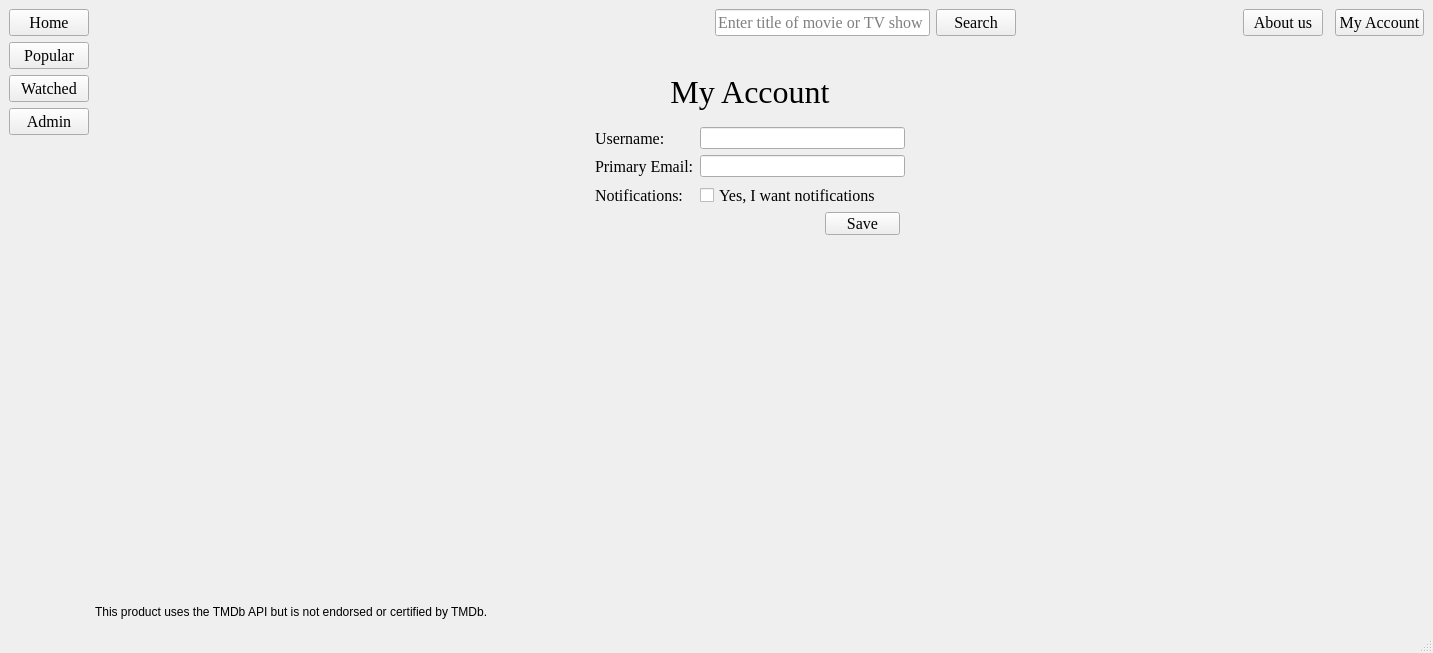
Old version of the form PlotTalk/Forms/dashboard.ui in the repository allanhaywood/CS441.
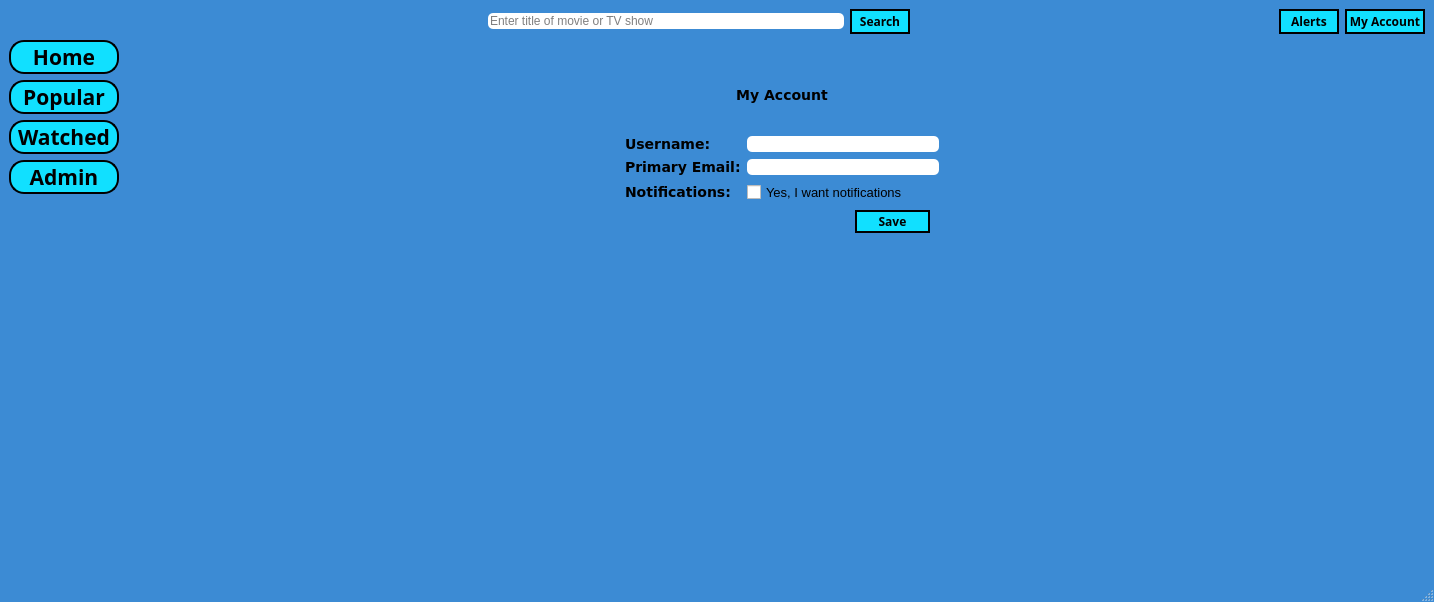
New version of the form. The open tabs and pages were chosen to show the change. Icons and pictures are not drawn.

The edit to the form file:
```diff
--- a/PlotTalk/Forms/dashboard.ui
+++ b/PlotTalk/Forms/dashboard.ui
@@ -6,161 +6,80 @@
    <rect>
     <x>0</x>
     <y>0</y>
-    <width>1433</width>
-    <height>653</height>
+    <width>1434</width>
+    <height>602</height>
    </rect>
   </property>
   <property name="windowTitle">
-   <string>PlotTalk</string>
+   <string>Plot Talk</string>
+  </property>
+  <property name="styleSheet">
+   <string notr="true">#Dashboard {
+/* background: rgb(140, 225, 255) */
+background: rgb(60, 139, 212)
+}
+
+#centralWidget {
+background: rgb(60, 139, 212)
+}
+
+
+QPushButton {
+background-color: rgb(17, 224, 255);
+border-style: solid;
+border-width: 1.5px;
+border-radius: 15px;
+border-color: black;
+font-family: tahoma;
+font: bold, 20px;
+color: black;
+padding: 0px;
+text-align: center;
+}
+
+QPushButton:hover {
+background-color: rgb(235, 247, 255)
+}
+
+QPlainTextEdit {
+background-color: white;
+border-color: rgb(149, 255, 247);
+border-radius: 5px;
+font-family: tahoma;
+}
+
+QLineEdit {
+background-color: white;
+border-color: rgb(149, 255, 247);
+border-radius: 5px;
+font-family: tahoma;
+font-size: 12px;
+}
+
+QLabel {
+font-family: verdana;
+font: bold;
+font-size: 14px;
+}
+
+QCheckBox {
+font-family: tahoma;
+font-size: 13px;
+}
+
+QListView {
+background-color: rgb(217, 217, 217)
+}
+
+QListWidget {
+background-color: rgb(217, 217, 217)
+}</string>
   </property>
   <widget class="QWidget" name="centralwidget">
    <layout class="QHBoxLayout" name="horizontalLayout">
     <item>
      <layout class="QGridLayout" name="gridLayout">
-      <item row="0" column="3">
-       <widget class="QLineEdit" name="searchBar">
-        <property name="font">
-         <font>
-          <family>Georgia</family>
-          <pointsize>12</pointsize>
-         </font>
-        </property>
-        <property name="placeholderText">
-         <string>Enter title of movie or TV show</string>
-        </property>
-       </widget>
-      </item>
-      <item row="0" column="1">
-       <spacer name="horizontalSpacer">
-        <property name="orientation">
-         <enum>Qt::Horizontal</enum>
-        </property>
-        <property name="sizeHint" stdset="0">
-         <size>
-          <width>40</width>
-          <height>20</height>
-         </size>
-        </property>
-       </spacer>
-      </item>
-      <item row="0" column="0">
-       <widget class="QPushButton" name="homeButton">
-        <property name="font">
-         <font>
-          <family>Georgia</family>
-          <pointsize>12</pointsize>
-         </font>
-        </property>
-        <property name="text">
-         <string>Home</string>
-        </property>
-       </widget>
-      </item>
-      <item row="0" column="8">
-       <widget class="QPushButton" name="myAccountButton">
-        <property name="font">
-         <font>
-          <family>Georgia</family>
-          <pointsize>12</pointsize>
-         </font>
-        </property>
-        <property name="text">
-         <string>My Account</string>
-        </property>
-       </widget>
-      </item>
-      <item row="0" column="6">
-       <widget class="QPushButton" name="AboutButton">
-        <property name="font">
-         <font>
-          <family>Georgia</family>
-          <pointsize>12</pointsize>
-         </font>
-        </property>
-        <property name="text">
-         <string>About us</string>
-        </property>
-       </widget>
-      </item>
-      <item row="2" column="0">
-       <widget class="QPushButton" name="popularButton">
-        <property name="font">
-         <font>
-          <family>Georgia</family>
-          <pointsize>12</pointsize>
-         </font>
-        </property>
-        <property name="text">
-         <string>Popular</string>
-        </property>
-       </widget>
-      </item>
-      <item row="0" column="2">
-       <spacer name="horizontalSpacer_3">
-        <property name="orientation">
-         <enum>Qt::Horizontal</enum>
-        </property>
-        <property name="sizeHint" stdset="0">
-         <size>
-          <width>40</width>
-          <height>20</height>
-         </size>
-        </property>
-       </spacer>
-      </item>
-      <item row="0" column="5">
-       <spacer name="horizontalSpacer_2">
-        <property name="orientation">
-         <enum>Qt::Horizontal</enum>
-        </property>
-        <property name="sizeHint" stdset="0">
-         <size>
-          <width>40</width>
-          <height>20</height>
-         </size>
-        </property>
-       </spacer>
-      </item>
-      <item row="0" column="4">
-       <widget class="QPushButton" name="searchButton">
-        <property name="font">
-         <font>
-          <family>Georgia</family>
-          <pointsize>12</pointsize>
-         </font>
-        </property>
-        <property name="text">
-         <string>Search</string>
-        </property>
-       </widget>
-      </item>
-      <item row="3" column="0">
-       <widget class="QPushButton" name="watchedButton">
-        <property name="font">
-         <font>
-          <family>Georgia</family>
-          <pointsize>12</pointsize>
-         </font>
-        </property>
-        <property name="text">
-         <string>Watched</string>
-        </property>
-       </widget>
-      </item>
-      <item row="4" column="0">
-       <widget class="QPushButton" name="adminButton">
-        <property name="font">
-         <font>
-          <family>Georgia</family>
-          <pointsize>12</pointsize>
-         </font>
-        </property>
-        <property name="text">
-         <string>Admin</string>
-        </property>
-       </widget>
-      </item>
-      <item row="2" column="1" rowspan="6" colspan="8">
+      <item row="2" column="1" rowspan="8" colspan="7">
        <widget class="QStackedWidget" name="stackedWidget">
         <property name="currentIndex">
          <number>5</number>
@@ -339,7 +258,7 @@
            <rect>
             <x>500</x>
             <y>20</y>
-            <width>310</width>
+            <width>314</width>
             <height>146</height>
            </rect>
           </property>
@@ -348,8 +267,11 @@
             <widget class="QLabel" name="MyAccountTitleLabel">
              <property name="font">
               <font>
-               <family>Georgia</family>
-               <pointsize>24</pointsize>
+               <family>verdana</family>
+               <pointsize>-1</pointsize>
+               <weight>75</weight>
+               <italic>false</italic>
+               <bold>true</bold>
               </font>
              </property>
              <property name="text">
@@ -366,8 +288,11 @@
               <widget class="QLabel" name="UsernameLabel">
                <property name="font">
                 <font>
-                 <family>Georgia</family>
-                 <pointsize>12</pointsize>
+                 <family>verdana</family>
+                 <pointsize>-1</pointsize>
+                 <weight>75</weight>
+                 <italic>false</italic>
+                 <bold>true</bold>
                 </font>
                </property>
                <property name="text">
@@ -382,8 +307,11 @@
               <widget class="QLabel" name="EmailLabel">
                <property name="font">
                 <font>
-                 <family>Georgia</family>
-                 <pointsize>12</pointsize>
+                 <family>verdana</family>
+                 <pointsize>-1</pointsize>
+                 <weight>75</weight>
+                 <italic>false</italic>
+                 <bold>true</bold>
                 </font>
                </property>
                <property name="text">
@@ -398,8 +326,11 @@
               <widget class="QLabel" name="NotificationsLabel">
                <property name="font">
                 <font>
-                 <family>Georgia</family>
-                 <pointsize>12</pointsize>
+                 <family>verdana</family>
+                 <pointsize>-1</pointsize>
+                 <weight>75</weight>
+                 <italic>false</italic>
+                 <bold>true</bold>
                 </font>
                </property>
                <property name="text">
@@ -411,8 +342,8 @@
               <widget class="QCheckBox" name="NotificationsCheckBox">
                <property name="font">
                 <font>
-                 <family>Georgia</family>
-                 <pointsize>12</pointsize>
+                 <family>tahoma</family>
+                 <pointsize>-1</pointsize>
                 </font>
                </property>
                <property name="text">
@@ -435,8 +366,10 @@
           </property>
           <property name="font">
            <font>
-            <family>Georgia</family>
-            <pointsize>12</pointsize>
+            <family>20px</family>
+            <weight>75</weight>
+            <italic>false</italic>
+            <bold>true</bold>
            </font>
           </property>
           <property name="text">
@@ -490,44 +423,187 @@
         </widget>
        </widget>
       </item>
-      <item row="8" column="1">
-       <widget class="QLabel" name="label">
-        <property name="maximumSize">
+      <item row="0" column="1">
+       <spacer name="horizontalSpacer">
+        <property name="orientation">
+         <enum>Qt::Horizontal</enum>
+        </property>
+        <property name="sizeHint" stdset="0">
          <size>
-          <width>500</width>
+          <width>40</width>
           <height>20</height>
          </size>
         </property>
+       </spacer>
+      </item>
+      <item row="5" column="0">
+       <widget class="QPushButton" name="adminButton">
+        <property name="font">
+         <font>
+          <family>20px</family>
+          <pointsize>16</pointsize>
+          <weight>75</weight>
+          <italic>false</italic>
+          <bold>true</bold>
+         </font>
+        </property>
         <property name="text">
-         <string>This product uses the TMDb API but is not endorsed or certified by TMDb.</string>
+         <string>Admin</string>
         </property>
        </widget>
       </item>
-      <item row="8" column="0">
-       <widget class="QLabel" name="label_2">
-        <property name="maximumSize">
+      <item row="3" column="0">
+       <widget class="QPushButton" name="popularButton">
+        <property name="font">
+         <font>
+          <family>20px</family>
+          <pointsize>16</pointsize>
+          <weight>75</weight>
+          <italic>false</italic>
+          <bold>true</bold>
+         </font>
+        </property>
+        <property name="text">
+         <string>Popular</string>
+        </property>
+       </widget>
+      </item>
+      <item row="4" column="0">
+       <widget class="QPushButton" name="watchedButton">
+        <property name="minimumSize">
          <size>
-          <width>30</width>
-          <height>30</height>
+          <width>110</width>
+          <height>0</height>
          </size>
         </property>
-        <property name="layoutDirection">
-         <enum>Qt::RightToLeft</enum>
+        <property name="font">
+         <font>
+          <family>20px</family>
+          <pointsize>16</pointsize>
+          <weight>75</weight>
+          <italic>false</italic>
+          <bold>true</bold>
+         </font>
         </property>
-        <property name="autoFillBackground">
-         <bool>false</bool>
+        <property name="text">
+         <string>Watched</string>
         </property>
+       </widget>
+      </item>
+      <item row="0" column="7">
+       <widget class="QPushButton" name="myAccountButton">
+        <property name="minimumSize">
+         <size>
+          <width>80</width>
+          <height>25</height>
+         </size>
+        </property>
+        <property name="font">
+         <font>
+          <family>20px</family>
+          <weight>75</weight>
+          <italic>false</italic>
+          <bold>true</bold>
+         </font>
+        </property>
         <property name="text">
-         <string/>
+         <string>My Account</string>
         </property>
-        <property name="pixmap">
-         <pixmap resource="../Resources/resources.qrc">:/images/Images/MoviesDBlogo.png</pixmap>
+       </widget>
+      </item>
+      <item row="2" column="0">
+       <widget class="QPushButton" name="homeButton">
+        <property name="font">
+         <font>
+          <family>20px</family>
+          <pointsize>16</pointsize>
+          <weight>75</weight>
+          <italic>false</italic>
+          <bold>true</bold>
+         </font>
         </property>
-        <property name="scaledContents">
-         <bool>true</bool>
+        <property name="text">
+         <string>Home</string>
         </property>
-        <property name="alignment">
-         <set>Qt::AlignRight|Qt::AlignTrailing|Qt::AlignVCenter</set>
+       </widget>
+      </item>
+      <item row="0" column="4">
+       <spacer name="horizontalSpacer_2">
+        <property name="orientation">
+         <enum>Qt::Horizontal</enum>
+        </property>
+        <property name="sizeHint" stdset="0">
+         <size>
+          <width>40</width>
+          <height>20</height>
+         </size>
+        </property>
+       </spacer>
+      </item>
+      <item row="0" column="3">
+       <widget class="QPushButton" name="searchButton">
+        <property name="minimumSize">
+         <size>
+          <width>60</width>
+          <height>25</height>
+         </size>
+        </property>
+        <property name="font">
+         <font>
+          <family>20px</family>
+          <weight>75</weight>
+          <italic>false</italic>
+          <bold>true</bold>
+         </font>
+        </property>
+        <property name="text">
+         <string>Search</string>
+        </property>
+       </widget>
+      </item>
+      <item row="0" column="2">
+       <widget class="QLineEdit" name="searchBar">
+        <property name="font">
+         <font>
+          <family>tahoma</family>
+          <pointsize>-1</pointsize>
+         </font>
+        </property>
+        <property name="placeholderText">
+         <string>Enter title of movie or TV show</string>
+        </property>
+       </widget>
+      </item>
+      <item row="0" column="5" colspan="2">
+       <widget class="QPushButton" name="alertsButton">
+        <property name="sizePolicy">
+         <sizepolicy hsizetype="Minimum" vsizetype="Fixed">
+          <horstretch>0</horstretch>
+          <verstretch>0</verstretch>
+         </sizepolicy>
+        </property>
+        <property name="minimumSize">
+         <size>
+          <width>60</width>
+          <height>25</height>
+         </size>
+        </property>
+        <property name="maximumSize">
+         <size>
+          <width>16777215</width>
+          <height>16777215</height>
+         </size>
+        </property>
+        <property name="font">
+         <font>
+          <family>20px</family>
+          <weight>75</weight>
+          <italic>false</italic>
+          <bold>true</bold>
+         </font>
+        </property>
+        <property name="text">
+         <string>Alerts</string>
         </property>
        </widget>
       </item>
```
Left out of the diff: 51 changed lines with no effect on the pictures.
